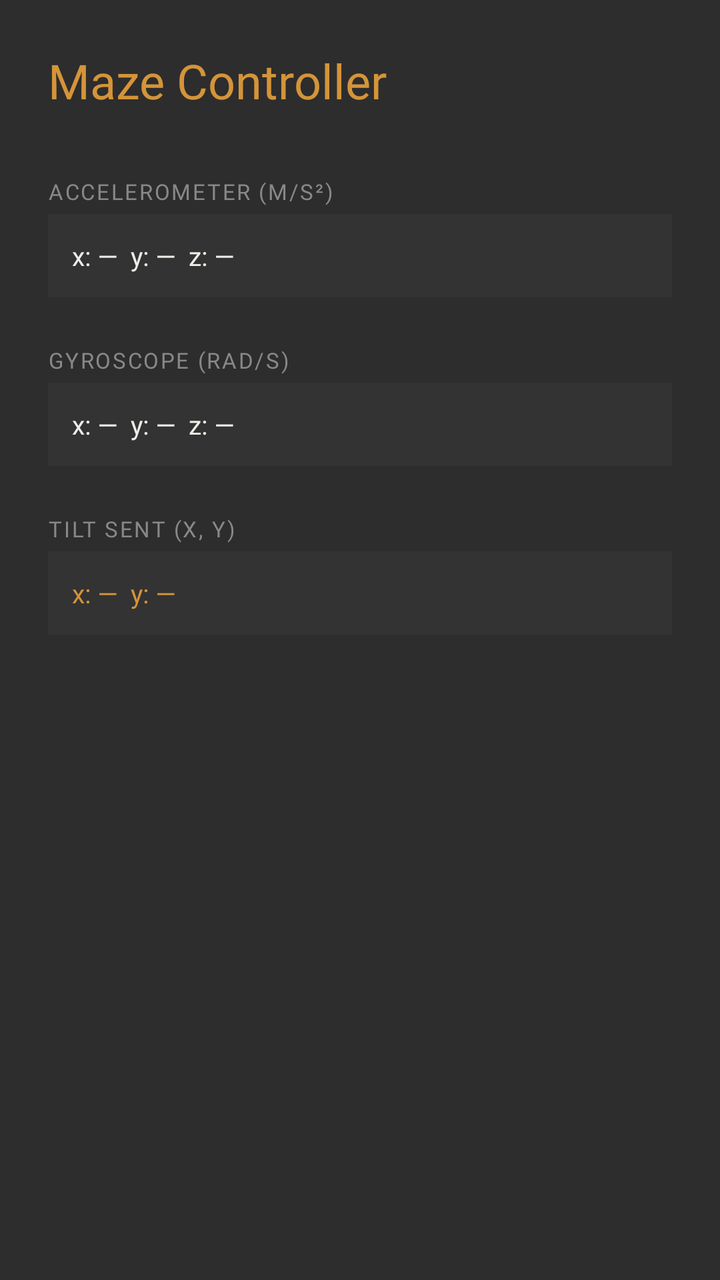
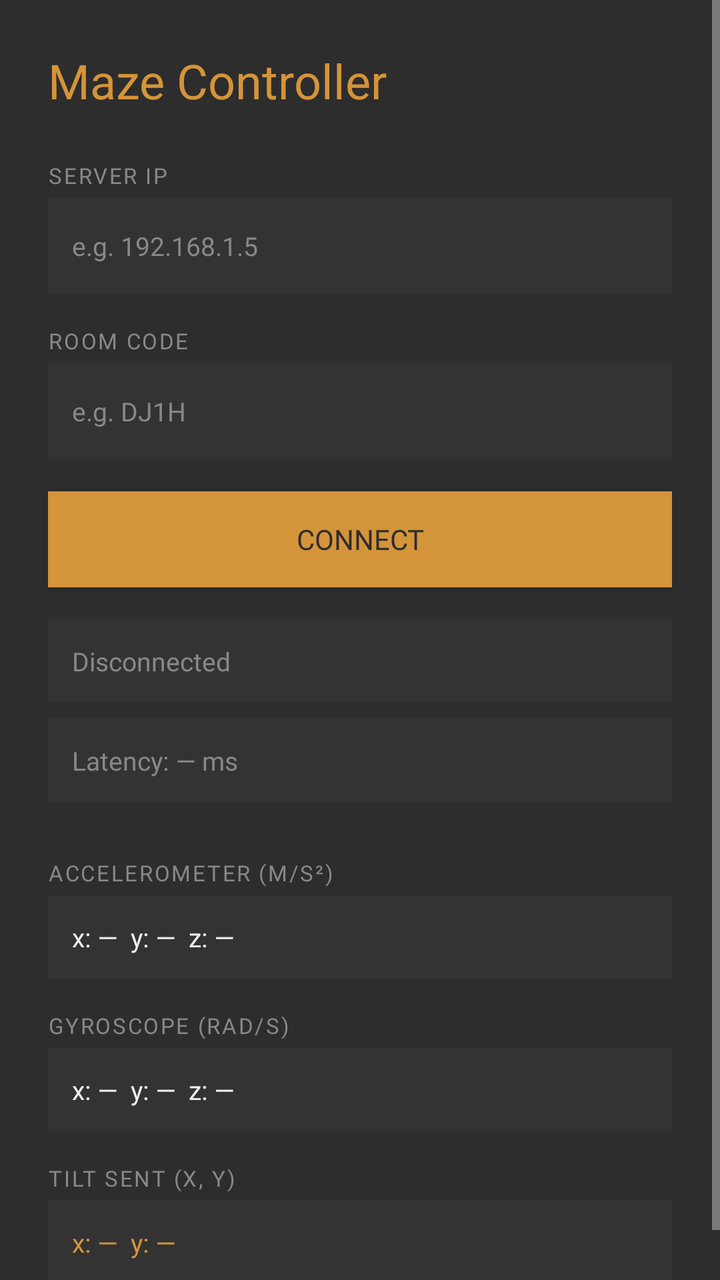

Compare the two renders of this Android layout. The source of the first and the diff that turns it into the second are given below.
<!-- AndroidManifest.xml: application theme Theme.MazeController -->
<!-- res/layout/activity_controller.xml -->
<?xml version="1.0" encoding="utf-8"?>
<ScrollView
    xmlns:android="http://schemas.android.com/apk/res/android"
    android:layout_width="match_parent"
    android:layout_height="match_parent"
    android:background="@color/bg"
    android:fillViewport="true"
    android:keepScreenOn="true">

    <LinearLayout
        android:layout_width="match_parent"
        android:layout_height="wrap_content"
        android:orientation="vertical"
        android:padding="24dp">

        
        <TextView
            android:id="@+id/tv_title"
            android:layout_width="wrap_content"
            android:layout_height="wrap_content"
            android:layout_marginBottom="32dp"
            android:fontFamily="@font/familjen_grotesk_semibold"
            android:text="@string/app_name"
            android:textColor="@color/accent"
            android:textSize="24sp" />

        
        <TextView
            android:layout_width="wrap_content"
            android:layout_height="wrap_content"
            android:layout_marginBottom="4dp"
            style="@style/Label"
            android:text="@string/label_accel" />

        
        <TextView
            android:id="@+id/tv_accel"
            android:layout_width="match_parent"
            android:layout_height="wrap_content"
            android:layout_marginBottom="24dp"
            android:background="@color/surface"
            android:padding="12dp"
            style="@style/Mono"
            android:text="x: —  y: —  z: —" />

        
        <TextView
            android:layout_width="wrap_content"
            android:layout_height="wrap_content"
            android:layout_marginBottom="4dp"
            style="@style/Label"
            android:text="@string/label_gyro" />

        <TextView
            android:id="@+id/tv_gyro"
            android:layout_width="match_parent"
            android:layout_height="wrap_content"
            android:layout_marginBottom="24dp"
            android:background="@color/surface"
            android:padding="12dp"
            style="@style/Mono"
            android:text="x: —  y: —  z: —" />

        
        
        <TextView
            android:layout_width="wrap_content"
            android:layout_height="wrap_content"
            android:layout_marginBottom="4dp"
            style="@style/Label"
            android:text="@string/label_tilt_out" />

        <TextView
            android:id="@+id/tv_tilt_out"
            android:layout_width="match_parent"
            android:layout_height="wrap_content"
            android:background="@color/surface"
            android:padding="12dp"
            style="@style/Mono"
            android:textColor="@color/accent"
            android:text="x: —  y: —" />

    </LinearLayout>

</ScrollView>
<!-- resources referenced by this layout -->
<resources>
  <color name="accent">#D4943A</color>
  <color name="bg">#2D2D2D</color>
  <color name="surface">#333333</color>
  <string name="app_name">Maze Controller</string>
  <string name="label_accel">Accelerometer (m/s²)</string>
  <string name="label_gyro">Gyroscope (rad/s)</string>
  <string name="label_tilt_out">Tilt sent (x, y)</string>
  <style name="Label">
          <item name="android:fontFamily">@font/familjen_grotesk_regular</item>
          <item name="android:textColor">@color/disabled</item>
          <item name="android:textSize">11sp</item>
          <item name="android:textAllCaps">true</item>
          <item name="android:letterSpacing">0.08</item>
      </style>
  <style name="Mono">
          <item name="android:fontFamily">@font/ibm_plex_mono_regular</item>
          <item name="android:textColor">@color/text_primary</item>
          <item name="android:textSize">13sp</item>
      </style>
  <style name="Theme.MazeController" parent="Theme.AppCompat.NoActionBar">
          <item name="android:windowBackground">@color/bg</item>
          <item name="android:statusBarColor">@color/bg</item>
          <item name="android:navigationBarColor">@color/bg</item>
          <item name="android:textColor">@color/text_primary</item>
      </style>
  <color name="disabled">#888888</color>
  <color name="text_primary">#F0EDE8</color>
</resources>

<!-- the commit's change to res/layout/activity_controller.xml (unified diff, before → after) -->
@@ -18,7 +18,7 @@
             android:id="@+id/tv_title"
             android:layout_width="wrap_content"
             android:layout_height="wrap_content"
-            android:layout_marginBottom="32dp"
+            android:layout_marginBottom="24dp"
             android:fontFamily="@font/familjen_grotesk_semibold"
             android:text="@string/app_name"
             android:textColor="@color/accent"
@@ -30,14 +30,92 @@
             android:layout_height="wrap_content"
             android:layout_marginBottom="4dp"
             style="@style/Label"
+            android:text="@string/label_server_ip" />
+
+        <EditText
+            android:id="@+id/et_server_ip"
+            android:layout_width="match_parent"
+            android:layout_height="wrap_content"
+            android:minHeight="48dp"
+            android:layout_marginBottom="16dp"
+            android:background="@color/surface"
+            android:padding="12dp"
+            style="@style/Mono"
+            android:hint="@string/hint_server_ip"
+            android:textColorHint="@color/disabled"
+            android:inputType="textUri|textNoSuggestions"
+            android:singleLine="true" />
+
+        <TextView
+            android:layout_width="wrap_content"
+            android:layout_height="wrap_content"
+            android:layout_marginBottom="4dp"
+            style="@style/Label"
+            android:text="@string/label_room_code" />
+
+        <EditText
+            android:id="@+id/et_room_code"
+            android:layout_width="match_parent"
+            android:layout_height="wrap_content"
+            android:minHeight="48dp"
+            android:layout_marginBottom="16dp"
+            android:background="@color/surface"
+            android:padding="12dp"
+            style="@style/Mono"
+            android:hint="@string/hint_room_code"
+            android:textColorHint="@color/disabled"
+            android:inputType="textCapCharacters|textNoSuggestions"
+            android:maxLength="4"
+            android:singleLine="true" />
+
+        <Button
+            android:id="@+id/btn_connect"
+            android:layout_width="match_parent"
+            android:layout_height="wrap_content"
+            android:minHeight="48dp"
+            android:layout_marginBottom="16dp"
+            android:background="@color/accent"
+            android:textColor="@color/bg"
+            android:fontFamily="@font/familjen_grotesk_semibold"
+            android:text="@string/btn_connect"
+            android:textSize="14sp" />
+
+        
+        <TextView
+            android:id="@+id/tv_status"
+            android:layout_width="match_parent"
+            android:layout_height="wrap_content"
+            android:layout_marginBottom="8dp"
+            android:background="@color/surface"
+            android:padding="12dp"
+            style="@style/Mono"
+            android:text="@string/status_disconnected"
+            android:textColor="@color/disabled" />
+
+        <TextView
+            android:id="@+id/tv_latency"
+            android:layout_width="match_parent"
+            android:layout_height="wrap_content"
+            android:layout_marginBottom="28dp"
+            android:background="@color/surface"
+            android:padding="12dp"
+            style="@style/Mono"
+            android:text="@string/latency_placeholder"
+            android:textColor="@color/disabled" />
+
+        
+        <TextView
+            android:layout_width="wrap_content"
+            android:layout_height="wrap_content"
+            android:layout_marginBottom="4dp"
+            style="@style/Label"
             android:text="@string/label_accel" />
 
-        
         <TextView
             android:id="@+id/tv_accel"
             android:layout_width="match_parent"
             android:layout_height="wrap_content"
-            android:layout_marginBottom="24dp"
+            android:layout_marginBottom="16dp"
             android:background="@color/surface"
             android:padding="12dp"
             style="@style/Mono"
@@ -55,13 +133,12 @@
             android:id="@+id/tv_gyro"
             android:layout_width="match_parent"
             android:layout_height="wrap_content"
-            android:layout_marginBottom="24dp"
+            android:layout_marginBottom="16dp"
             android:background="@color/surface"
             android:padding="12dp"
             style="@style/Mono"
             android:text="x: —  y: —  z: —" />
 
-        
         
         <TextView
             android:layout_width="wrap_content"
<!-- resource entries referenced after the edit -->
@@ -4,9 +4,16 @@
   <color name="bg">#2D2D2D</color>
   <color name="surface">#333333</color>
   <string name="app_name">Maze Controller</string>
+  <string name="btn_connect">Connect</string>
+  <string name="hint_room_code">e.g. DJ1H</string>
+  <string name="hint_server_ip">e.g. 192.168.1.5</string>
   <string name="label_accel">Accelerometer (m/s²)</string>
   <string name="label_gyro">Gyroscope (rad/s)</string>
+  <string name="label_room_code">Room Code</string>
+  <string name="label_server_ip">Server IP</string>
   <string name="label_tilt_out">Tilt sent (x, y)</string>
+  <string name="latency_placeholder">Latency: — ms</string>
+  <string name="status_disconnected">Disconnected</string>
   <style name="Label">
           <item name="android:fontFamily">@font/familjen_grotesk_regular</item>
           <item name="android:textColor">@color/disabled</item>
